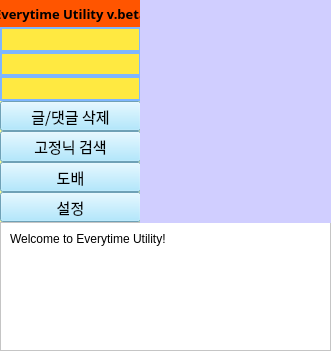
Qt form view/mainScreen.ui (cmh1027/everytimeUtility) before a commit.
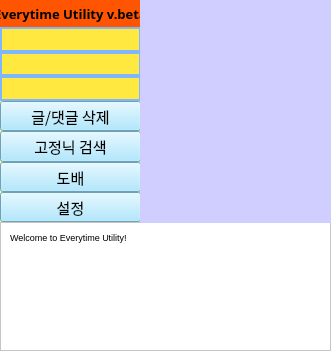
The same form after that commit.

Patch:
```diff
--- a/view/mainScreen.ui
+++ b/view/mainScreen.ui
@@ -65,7 +65,7 @@
 &lt;html&gt;&lt;head&gt;&lt;meta name=&quot;qrichtext&quot; content=&quot;1&quot; /&gt;&lt;style type=&quot;text/css&quot;&gt;
 p, li { white-space: pre-wrap; }
 &lt;/style&gt;&lt;/head&gt;&lt;body style=&quot; font-family:'Gulim'; font-size:9pt; font-weight:400; font-style:normal;&quot;&gt;
-&lt;p style=&quot; margin-top:0px; margin-bottom:0px; margin-left:0px; margin-right:0px; -qt-block-indent:0; text-indent:0px;&quot;&gt;Welcome to Everytime Utility!&lt;/p&gt;&lt;/body&gt;&lt;/html&gt;</string>
+&lt;p style=&quot; margin-top:0px; margin-bottom:0px; margin-left:0px; margin-right:0px; -qt-block-indent:0; text-indent:0px;&quot;&gt;&lt;span style=&quot; font-size:7pt;&quot;&gt;Welcome to Everytime Utility!&lt;/span&gt;&lt;/p&gt;&lt;/body&gt;&lt;/html&gt;</string>
     </property>
    </widget>
    <widget class="QWidget" name="verticalLayoutWidget">
```
Left out of the diff: 5 changed lines with no effect on the pictures.
